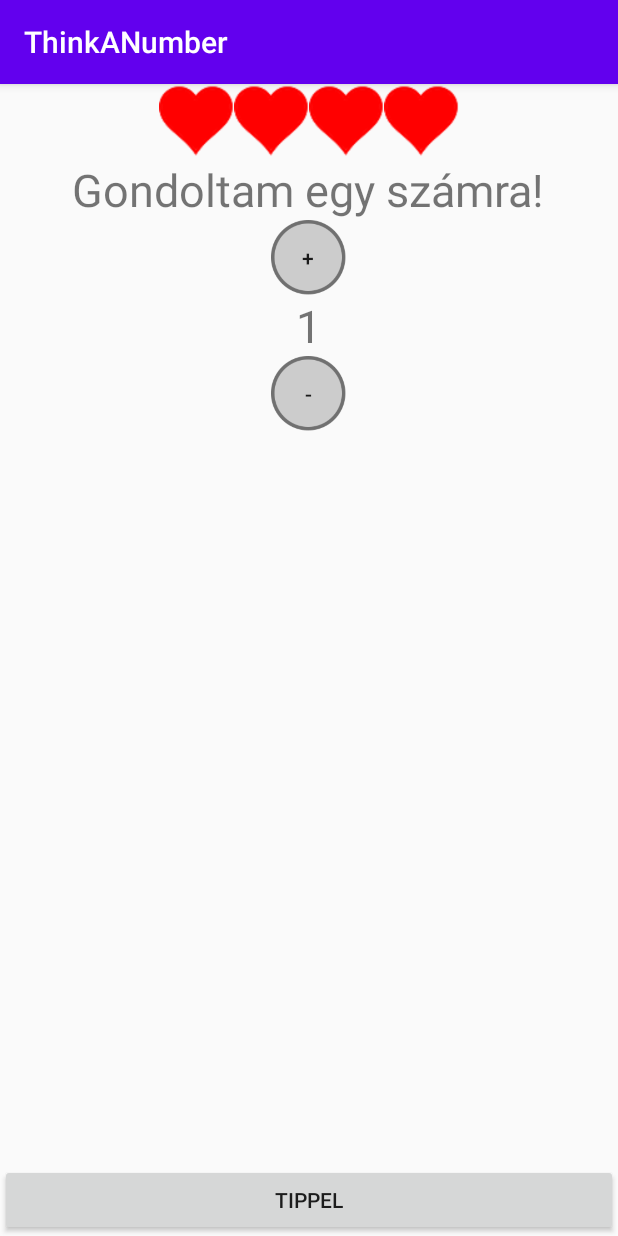
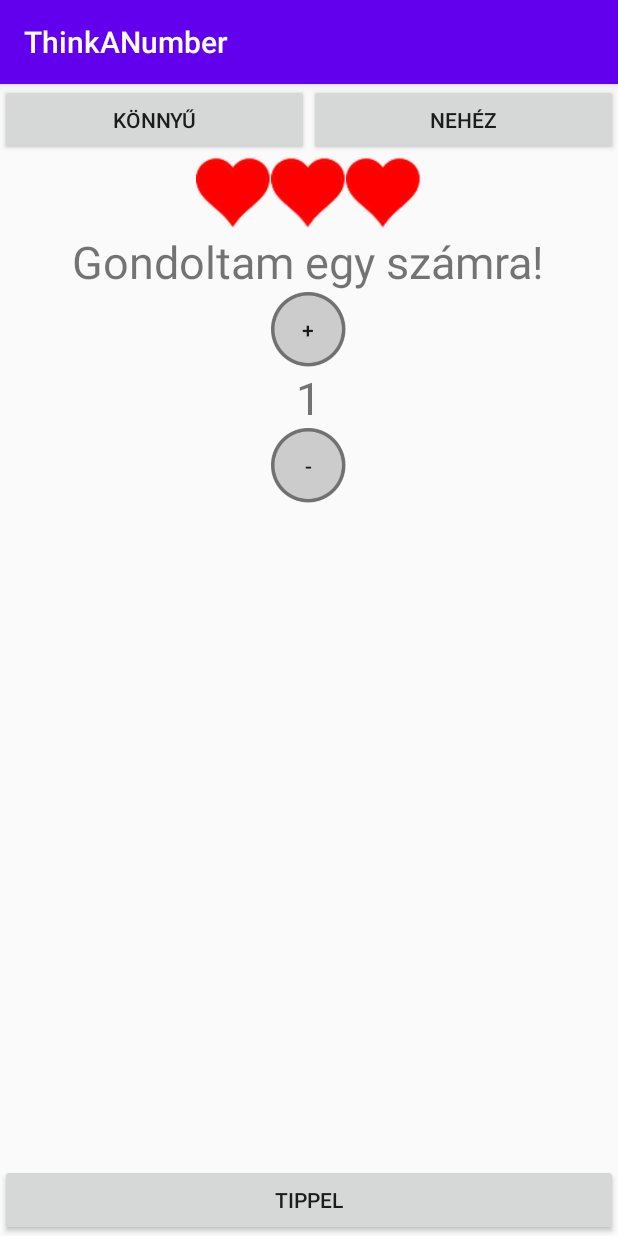
Before and after one commit to darkbeast0106/Android_Java_ThinkANumber, an Android app: the screen it shows after launch (MainActivity), on a phone screen of 412 x 824 dp. Run offline under Robolectric (Android 15) with nearby library versions, the phone set to English and light mode, and no system bars.

Commit message:
Könnyű és nehéz nehézség választó gomb

```diff
--- a/app/src/main/res/layout/activity_main.xml
+++ b/app/src/main/res/layout/activity_main.xml
@@ -16,6 +16,24 @@
             layout_gravity: az elem hol helyezkedik el
                 a szülő elemen belül
         -->
+        <LinearLayout
+            android:layout_width="match_parent"
+            android:layout_height="wrap_content">
+            <Button
+                android:layout_width="0dp"
+                android:layout_height="wrap_content"
+                android:text="Könnyű"
+                android:layout_weight="1"
+                android:id="@+id/btn_konnyu"
+                />
+            <Button
+                android:layout_width="0dp"
+                android:layout_height="wrap_content"
+                android:text="Nehéz"
+                android:layout_weight="1"
+                android:id="@+id/btn_nehez"
+                />
+        </LinearLayout>
         <LinearLayout
             android:layout_width="wrap_content"
             android:layout_height="wrap_content">
@@ -42,7 +60,16 @@
                 android:id="@+id/image_hp4"
                 android:layout_width="50dp"
                 android:layout_height="50dp"
-                android:src="@drawable/heart2" />
+                android:src="@drawable/heart2"
+                android:visibility="gone"
+                />
+            <ImageView
+                android:id="@+id/image_hp5"
+                android:layout_width="50dp"
+                android:layout_height="50dp"
+                android:src="@drawable/heart2"
+                android:visibility="gone"
+                />
         </LinearLayout>
 
         <TextView
```
